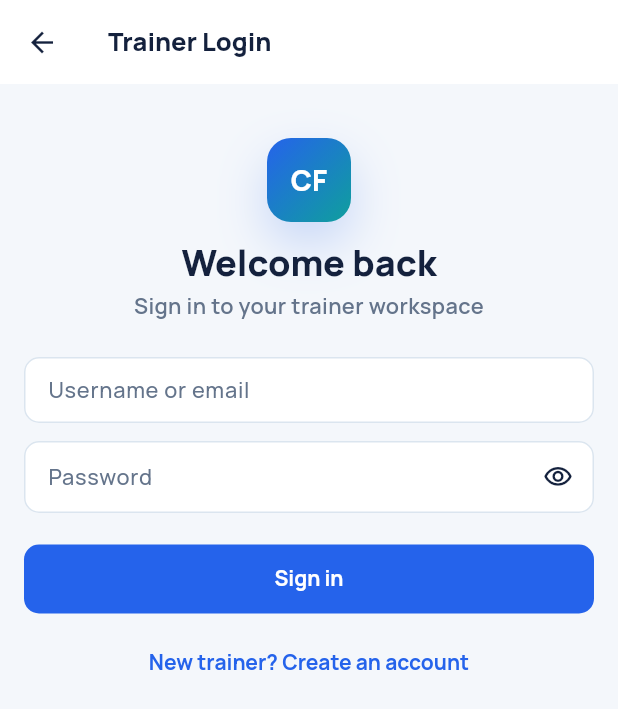
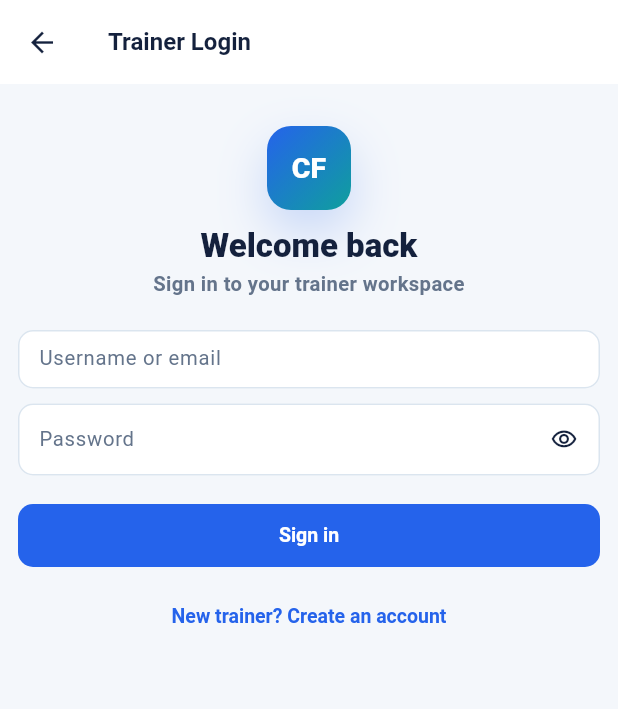
Before and after one commit to ashokmedasani/RepRoot, a Flutter app: the screen it shows after launch, after a tap on "Trainer", on a phone screen of 412 x 824 dp. Shown: the top 709 px of the screen. Run offline on Flutter 3.47's test engine with Material 3 defaults, Android fonts, the phone set to English and light mode, and no system bars; our stand-ins replace dio, file_picker, fl_chart, flutter_riverpod, flutter_secure_storage, go_router and 2 more; accounts and stored records are empty; network calls fail.

Commit message:
Flutter: switch to Roboto and shrink the whole scale
Font: Manrope -> Roboto, Android's system font. This is a deliberate divergence
from the web and Ionic apps, which stay on Manrope: the Flutter app now looks
native on Android and downloads no font at startup. google_fonts is dropped
entirely - nothing else used it.

Everything a step smaller, on top of the earlier Ionic->Flutter reduction:
- text: body 14.5->13.5, title 17->16, display 24->22, caption 11->10.5
- controls: button 46->42, small button 38->34, field 48->44, nav 62->56
- icons: row 20->18, button 22->20, nav 24->22
- spacing: screen 16->12, card 14->12, row 58->52

Tap targets do NOT shrink. Icon glyphs are smaller but their hit area stays
44px; below that taps start missing, and the padding is invisible anyway.

Also retunes KpiGrid: at the old 1.65 ratio the tiles kept the height the
larger text needed and sat half empty. 1.95 fits the tallest variant (label +
value + caption) - 2.15 overflowed it by 4px.

Verified on the emulator: dashboard renders in Roboto, visibly tighter, no
overflow warnings in logcat. flutter analyze clean, 51 tests green.

Co-Authored-By: Claude Opus 4.8 <noreply@anthropic.com>

```diff
--- a/mobile_flutter/lib/core/theme/app_theme.dart
+++ b/mobile_flutter/lib/core/theme/app_theme.dart
@@ -1,13 +1,16 @@
 import 'package:flutter/cupertino.dart' show CupertinoPageTransitionsBuilder;
 import 'package:flutter/material.dart';
-import 'package:google_fonts/google_fonts.dart';
 
 import 'app_tokens.dart';
 
 /// Material 3 themes built from the CoachFlow tokens.
 ///
-/// Type scale is tighter than the Ionic app by design (see AppColors docs):
-/// display 24 / title 17 / body 14.5 / label 12.5 / caption 11, in Manrope.
+/// Font: Roboto, Android's system font. Chosen over the web/Ionic brand font
+/// (Manrope) so the app feels native on Android and needs no font download —
+/// this is a deliberate divergence from the other two apps.
+///
+/// Type scale is much tighter than the Ionic app by design (see AppSize docs):
+/// display 22 / title 16 / body 13.5 / label 11.5 / caption 10.5.
 class AppTheme {
   const AppTheme._();
 
@@ -69,7 +72,7 @@ class AppTheme {
     required ColorScheme scheme,
     required Color scaffoldBg,
   }) {
-    final textTheme = _textTheme(scheme.onSurface, tokens.muted);
+    final textTheme = _textTheme(scheme.onSurface, tokens.muted, brightness);
 
     return ThemeData(
       useMaterial3: true,
@@ -160,7 +163,7 @@ class AppTheme {
         surfaceTintColor: Colors.transparent,
         indicatorColor: tokens.primarySoft,
         elevation: 0,
-        height: 62,
+        height: 56,
         labelBehavior: NavigationDestinationLabelBehavior.alwaysShow,
         iconTheme: WidgetStateProperty.resolveWith(
           (states) => IconThemeData(
@@ -254,27 +257,36 @@ class AppTheme {
     );
   }
 
-  static TextTheme _textTheme(Color onSurface, Color muted) {
-    final base = GoogleFonts.manropeTextTheme();
+  static TextTheme _textTheme(Color onSurface, Color muted, Brightness brightness) {
+    // Roboto comes from Typography's Mountain View faces — Android's system
+    // font, so nothing is downloaded at runtime.
+    final base = brightness == Brightness.dark
+        ? Typography.material2021().white
+        : Typography.material2021().black;
+
     return base
         .copyWith(
-          // display 24 — page hero / brand
-          displaySmall: base.displaySmall?.copyWith(fontSize: 24, fontWeight: FontWeight.w800, height: 1.2),
-          headlineSmall: base.headlineSmall?.copyWith(fontSize: 20, fontWeight: FontWeight.w800, height: 1.25),
-          // title 17 — app bar, card headers
-          titleLarge: base.titleLarge?.copyWith(fontSize: 17, fontWeight: FontWeight.w800, height: 1.3),
-          titleMedium: base.titleMedium?.copyWith(fontSize: 15.5, fontWeight: FontWeight.w700, height: 1.3),
-          titleSmall: base.titleSmall?.copyWith(fontSize: 14, fontWeight: FontWeight.w700, height: 1.3),
-          // body 14.5
-          bodyLarge: base.bodyLarge?.copyWith(fontSize: 14.5, fontWeight: FontWeight.w600, height: 1.4),
-          bodyMedium: base.bodyMedium?.copyWith(fontSize: 14.5, fontWeight: FontWeight.w500, height: 1.45),
-          // caption 11
-          bodySmall: base.bodySmall?.copyWith(fontSize: 11, fontWeight: FontWeight.w600, height: 1.4, color: muted),
-          // label 12.5
-          labelLarge: base.labelLarge?.copyWith(fontSize: 14, fontWeight: FontWeight.w700, height: 1.2),
-          labelMedium: base.labelMedium?.copyWith(fontSize: 12.5, fontWeight: FontWeight.w700, height: 1.2),
-          labelSmall: base.labelSmall?.copyWith(fontSize: 11, fontWeight: FontWeight.w600, height: 1.2),
+          // display 22 — page hero / brand
+          displaySmall: base.displaySmall?.copyWith(fontSize: 22, fontWeight: FontWeight.w800, height: 1.2),
+          headlineSmall: base.headlineSmall?.copyWith(fontSize: 18, fontWeight: FontWeight.w800, height: 1.25),
+          // title 16 — app bar, card headers
+          titleLarge: base.titleLarge?.copyWith(fontSize: 16, fontWeight: FontWeight.w700, height: 1.3),
+          titleMedium: base.titleMedium?.copyWith(fontSize: 14.5, fontWeight: FontWeight.w700, height: 1.3),
+          titleSmall: base.titleSmall?.copyWith(fontSize: 13, fontWeight: FontWeight.w700, height: 1.3),
+          // body 13.5
+          bodyLarge: base.bodyLarge?.copyWith(fontSize: 13.5, fontWeight: FontWeight.w500, height: 1.4),
+          bodyMedium: base.bodyMedium?.copyWith(fontSize: 13.5, fontWeight: FontWeight.w400, height: 1.45),
+          // caption 10.5
+          bodySmall: base.bodySmall?.copyWith(fontSize: 10.5, fontWeight: FontWeight.w500, height: 1.4, color: muted),
+          // label 11.5
+          labelLarge: base.labelLarge?.copyWith(fontSize: 13, fontWeight: FontWeight.w600, height: 1.2),
+          labelMedium: base.labelMedium?.copyWith(fontSize: 11.5, fontWeight: FontWeight.w600, height: 1.2),
+          labelSmall: base.labelSmall?.copyWith(fontSize: 10.5, fontWeight: FontWeight.w500, height: 1.2),
         )
-        .apply(bodyColor: onSurface, displayColor: onSurface);
+        .apply(
+          fontFamily: 'Roboto',
+          bodyColor: onSurface,
+          displayColor: onSurface,
+        );
   }
 }
--- a/mobile_flutter/lib/core/theme/app_tokens.dart
+++ b/mobile_flutter/lib/core/theme/app_tokens.dart
@@ -1,11 +1,15 @@
 import 'package:flutter/material.dart';
 
-/// CoachFlow design tokens, ported 1:1 from mobile/src/theme/variables.scss so the
-/// Flutter app matches the web + Ionic brand exactly.
+/// CoachFlow design tokens. Colors are ported 1:1 from
+/// mobile/src/theme/variables.scss so the Flutter app matches the web + Ionic
+/// brand exactly — do not change them here.
 ///
-/// Sizing is deliberately tighter than the Ionic app: per user feedback the old
-/// mobile UI read too large. Controls here are a step down (primary button 46px
-/// vs Ionic's ~52px large button) while staying above the 44px touch-target floor.
+/// Sizing is deliberately much tighter than the Ionic app, in two passes:
+///   1. an initial step down (button 52 -> 46) because the Ionic UI read large;
+///   2. a second, requested pass making everything noticeably smaller
+///      (button 46 -> 42, body 14.5 -> 13.5, screen padding 16 -> 12).
+/// Visible sizes shrink; invisible tap targets stay at 44px — see
+/// AppSize.touchTarget.
 class AppColors {
   const AppColors._();
 
@@ -46,13 +50,13 @@ class AppSpacing {
   const AppSpacing._();
 
   static const double xs = 4;
-  static const double sm = 8;
-  static const double md = 12;
-  static const double screen = 16;
-  static const double card = 14;
-  static const double lg = 20;
-  static const double xl = 24;
-  static const double xxl = 32;
+  static const double sm = 6;
+  static const double md = 10;
+  static const double screen = 12;
+  static const double card = 12;
+  static const double lg = 16;
+  static const double xl = 20;
+  static const double xxl = 28;
 }
 
 /// Radii — variables.scss --app-radius-*, converted from rem at 16px root.
@@ -74,13 +78,17 @@ class AppRadius {
 class AppSize {
   const AppSize._();
 
-  static const double buttonHeight = 46; // Ionic large was ~52
-  static const double buttonHeightSm = 38;
-  static const double fieldHeight = 48;
-  static const double iconRow = 20;
-  static const double iconButton = 22;
-  static const double iconNav = 24;
-  static const double rowHeight = 58;
+  static const double buttonHeight = 42; // Ionic large was ~52; first pass 46
+  static const double buttonHeightSm = 34;
+  static const double fieldHeight = 44;
+  static const double iconRow = 18;
+  static const double iconButton = 20;
+  static const double iconNav = 22;
+  static const double rowHeight = 52;
+
+  /// The one size that does NOT shrink. Icon glyphs get smaller, but their
+  /// invisible hit area stays 44px — below that, taps start missing. Costs
+  /// nothing visually since the padding is transparent.
   static const double touchTarget = 44;
 }
 
--- a/mobile_flutter/lib/shared/widgets/app_widgets.dart
+++ b/mobile_flutter/lib/shared/widgets/app_widgets.dart
@@ -183,9 +183,13 @@ class KpiGrid extends StatelessWidget {
       crossAxisCount: 2,
       shrinkWrap: true,
       physics: const NeverScrollableScrollPhysics(),
-      crossAxisSpacing: AppSpacing.md,
-      mainAxisSpacing: AppSpacing.md,
-      childAspectRatio: 1.65,
+      crossAxisSpacing: AppSpacing.sm,
+      mainAxisSpacing: AppSpacing.sm,
+      // Tuned to the tightened type scale: at 1.65 the tiles kept the height
+      // they needed for the old larger text and sat half empty. 2.15 was too
+      // far — tiles with a caption line (label + value + caption) overflowed by
+      // ~4px. 1.95 fits the tallest variant with a little slack.
+      childAspectRatio: 1.95,
       children: children,
     );
   }
--- a/mobile_flutter/pubspec.yaml
+++ b/mobile_flutter/pubspec.yaml
@@ -41,7 +41,6 @@ dependencies:
   fl_chart: ^1.2.0
   share_plus: 12.0.0
   image_picker: ^1.2.3
-  google_fonts: ^8.2.0
   path_provider: ^2.1.6
   intl: ^0.20.3
   file_picker: 11.0.0
```
Also changed, not shown: mobile_flutter/pubspec.lock.
